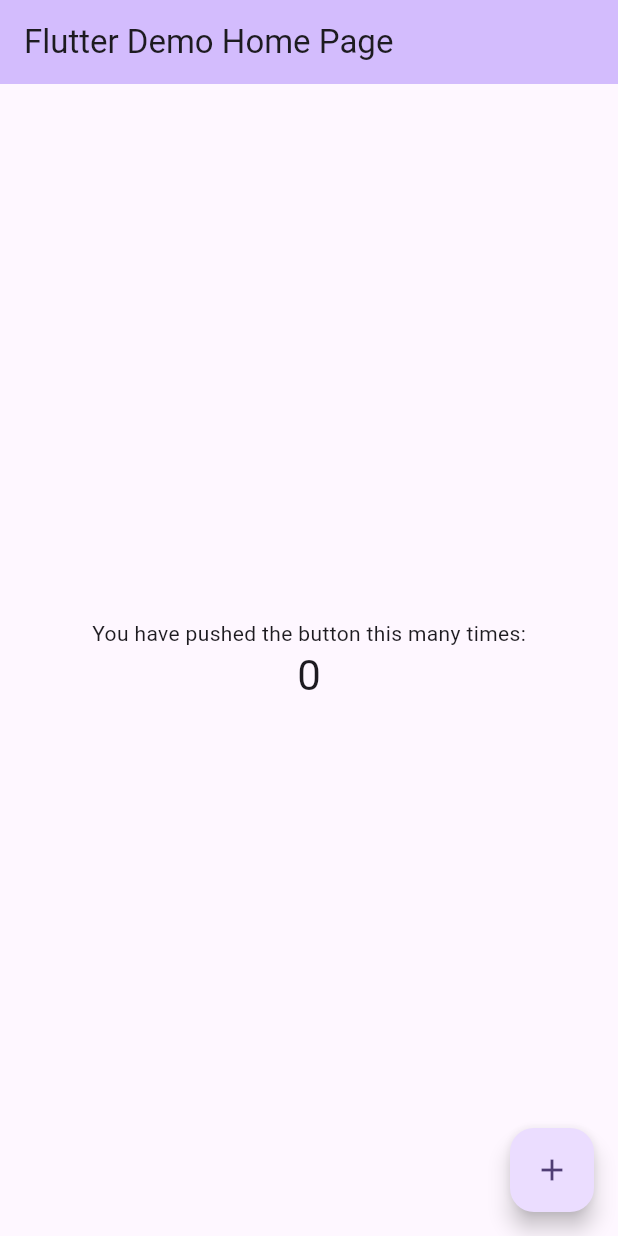
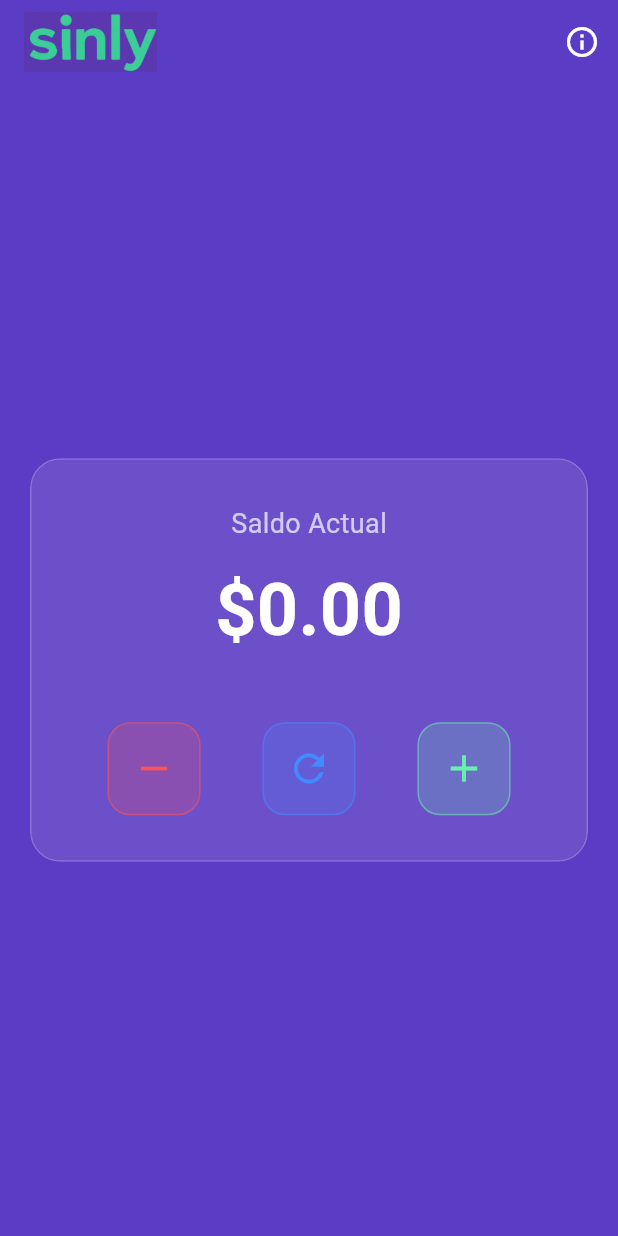
Before and after one commit to zambra18/Sinly, a Flutter app: the screen it shows after launch, on a phone screen of 412 x 824 dp. Run offline on Flutter 3.47's test engine with Material 3 defaults, Android fonts, the phone set to English and light mode, and no system bars.

Commit message:
feat: implementar diseño base de Sinly, gestor de saldo y rutas. Se eliminó el código por defecto de Flutter en main.dart, se configuró el tema principal con el color base (0xFF5B3CC4) y se agregó el sistema de navegación en app_routes.dart. Además, se creó HomeScreen con interfaz glassmorphism para el control del saldo (sumar, restar, reiniciar), se creó InfoScreen con los detalles y propósito de la aplicación, y se habilitó la carga de assets de imágenes en pubspec.yaml.

```diff
--- a/lib/main.dart
+++ b/lib/main.dart
@@ -1,4 +1,5 @@
 import 'package:flutter/material.dart';
+import 'routes/app_routes.dart';
 
 void main() {
   runApp(const MyApp());
@@ -7,116 +8,17 @@ void main() {
 class MyApp extends StatelessWidget {
   const MyApp({super.key});
 
-  // This widget is the root of your application.
   @override
   Widget build(BuildContext context) {
     return MaterialApp(
-      title: 'Flutter Demo',
+      title: 'Sinly',
       theme: ThemeData(
-        // This is the theme of your application.
-        //
-        // TRY THIS: Try running your application with "flutter run". You'll see
-        // the application has a purple toolbar. Then, without quitting the app,
-        // try changing the seedColor in the colorScheme below to Colors.green
-        // and then invoke "hot reload" (save your changes or press the "hot
-        // reload" button in a Flutter-supported IDE, or press "r" if you used
-        // the command line to start the app).
-        //
-        // Notice that the counter didn't reset back to zero; the application
-        // state is not lost during the reload. To reset the state, use hot
-        // restart instead.
-        //
-        // This works for code too, not just values: Most code changes can be
-        // tested with just a hot reload.
-        colorScheme: .fromSeed(seedColor: Colors.deepPurple),
+        colorScheme: ColorScheme.fromSeed(seedColor: const Color(0xFF5B3CC4)),
+        useMaterial3: true,
       ),
-      home: const MyHomePage(title: 'Flutter Demo Home Page'),
+      initialRoute: AppRoutes.home,
+      routes: AppRoutes.getRoutes(),
+      debugShowCheckedModeBanner: false,
     );
   }
 }
-
-class MyHomePage extends StatefulWidget {
-  const MyHomePage({super.key, required this.title});
-
-  // This widget is the home page of your application. It is stateful, meaning
-  // that it has a State object (defined below) that contains fields that affect
-  // how it looks.
-
-  // This class is the configuration for the state. It holds the values (in this
-  // case the title) provided by the parent (in this case the App widget) and
-  // used by the build method of the State. Fields in a Widget subclass are
-  // always marked "final".
-
-  final String title;
-
-  @override
-  State<MyHomePage> createState() => _MyHomePageState();
-}
-
-class _MyHomePageState extends State<MyHomePage> {
-  int _counter = 0;
-
-  void _incrementCounter() {
-    setState(() {
-      // This call to setState tells the Flutter framework that something has
-      // changed in this State, which causes it to rerun the build method below
-      // so that the display can reflect the updated values. If we changed
-      // _counter without calling setState(), then the build method would not be
-      // called again, and so nothing would appear to happen.
-      _counter++;
-    });
-  }
-
-  @override
-  Widget build(BuildContext context) {
-    // This method is rerun every time setState is called, for instance as done
-    // by the _incrementCounter method above.
-    //
-    // The Flutter framework has been optimized to make rerunning build methods
-    // fast, so that you can just rebuild anything that needs updating rather
-    // than having to individually change instances of widgets.
-    return Scaffold(
-      appBar: AppBar(
-        // TRY THIS: Try changing the color here to a specific color (to
-        // Colors.amber, perhaps?) and trigger a hot reload to see the AppBar
-        // change color while the other colors stay the same.
-        backgroundColor: Theme.of(context).colorScheme.inversePrimary,
-        // Here we take the value from the MyHomePage object that was created by
-        // the App.build method, and use it to set our appbar title.
-        title: Text(widget.title),
-      ),
-      body: Center(
-        // Center is a layout widget. It takes a single child and positions it
-        // in the middle of the parent.
-        child: Column(
-          // Column is also a layout widget. It takes a list of children and
-          // arranges them vertically. By default, it sizes itself to fit its
-          // children horizontally, and tries to be as tall as its parent.
-          //
-          // Column has various properties to control how it sizes itself and
-          // how it positions its children. Here we use mainAxisAlignment to
-          // center the children vertically; the main axis here is the vertical
-          // axis because Columns are vertical (the cross axis would be
-          // horizontal).
-          //
-          // TRY THIS: Invoke "debug painting" (choose the "Toggle Debug Paint"
-          // action in the IDE, or press "p" in the console), to see the
-          // wireframe for each widget.
-          mainAxisAlignment: .center,
-          children: [
-            const Text('You have pushed the button this many times:'),
-            Text(
-              '$_counter',
-              style: Theme.of(context).textTheme.headlineMedium,
-            ),
-          ],
-        ),
-      ),
-      floatingActionButton: FloatingActionButton(
-        onPressed: _incrementCounter,
-        tooltip: 'Increment',
-        child: const Icon(Icons.add),
-      ),
-    );
-  }
-}
--- /dev/null
+++ b/lib/routes/app_routes.dart
@@ -0,0 +1,15 @@
+import 'package:flutter/material.dart';
+import '../screens/home_screen.dart';
+import '../screens/info_screen.dart';
+
+class AppRoutes {
+  static const String home = '/';
+  static const String info = '/info';
+
+  static Map<String, WidgetBuilder> getRoutes() {
+    return {
+      home: (context) => const HomeScreen(),
+      info: (context) => const InfoScreen(),
+    };
+  }
+}
--- /dev/null
+++ b/lib/screens/home_screen.dart
@@ -0,0 +1,104 @@
+import 'package:flutter/material.dart';
+import 'dart:ui';
+
+class HomeScreen extends StatefulWidget {
+  const HomeScreen({super.key});
+
+  @override
+  State<HomeScreen> createState() => _HomeScreenState();
+}
+
+class _HomeScreenState extends State<HomeScreen> {
+  double currentBalance = 0.0;
+
+  void _add(double amount) {
+    setState(() {
+      currentBalance += amount;
+    });
+  }
+
+  void _subtract(double amount) {
+    setState(() {
+      currentBalance -= amount;
+    });
+  }
+
+  void _reset() {
+    setState(() {
+      currentBalance = 0.0;
+    });
+  }
+
+  @override
+  Widget build(BuildContext context) {
+    return Scaffold(
+      backgroundColor: const Color(0xFF5B3CC4),
+      appBar: AppBar(
+        title: Image.asset('assets/images/SinlyLogo.png', height: 40),
+        backgroundColor: Colors.transparent,
+        elevation: 0,
+        actions: [
+          IconButton(
+            icon: const Icon(Icons.info_outline, color: Colors.white),
+            onPressed: () => Navigator.pushNamed(context, '/info'),
+          )
+        ],
+      ),
+      body: Center(
+        child: Padding(
+          padding: const EdgeInsets.all(20.0),
+          child: ClipRRect(
+            borderRadius: BorderRadius.circular(20),
+            child: BackdropFilter(
+              filter: ImageFilter.blur(sigmaX: 10, sigmaY: 10),
+              child: Container(
+                width: double.infinity,
+                padding: const EdgeInsets.all(30),
+                decoration: BoxDecoration(
+                  color: Colors.white.withOpacity(0.1),
+                  borderRadius: BorderRadius.circular(20),
+                  border: Border.all(color: Colors.white.withOpacity(0.2)),
+                ),
+                child: Column(
+                  mainAxisSize: MainAxisSize.min,
+                  children: [
+                    const Text('Saldo Actual', style: TextStyle(color: Colors.white70, fontSize: 18)),
+                    const SizedBox(height: 10),
+                    Text('\$${currentBalance.toStringAsFixed(2)}',
+                      style: const TextStyle(color: Colors.white, fontSize: 48, fontWeight: FontWeight.bold)
+                    ),
+                    const SizedBox(height: 40),
+                    Row(
+                      mainAxisAlignment: MainAxisAlignment.spaceAround,
+                      children: [
+                        _glassButton(icon: Icons.remove, color: Colors.redAccent, onPressed: () => _subtract(10.0)),
+                        _glassButton(icon: Icons.refresh, color: Colors.blueAccent, onPressed: _reset),
+                        _glassButton(icon: Icons.add, color: Colors.greenAccent, onPressed: () => _add(10.0)),
+                      ],
+                    )
+                  ],
+                ),
+              ),
+            ),
+          ),
+        ),
+      ),
+    );
+  }
+
+  Widget _glassButton({required IconData icon, required Color color, required VoidCallback onPressed}) {
+    return InkWell(
+      onTap: onPressed,
+      borderRadius: BorderRadius.circular(15),
+      child: Container(
+        padding: const EdgeInsets.all(15),
+        decoration: BoxDecoration(
+          color: color.withOpacity(0.2),
+          borderRadius: BorderRadius.circular(15),
+          border: Border.all(color: color.withOpacity(0.5)),
+        ),
+        child: Icon(icon, color: color, size: 30),
+      ),
+    );
+  }
+}
--- /dev/null
+++ b/lib/screens/info_screen.dart
@@ -0,0 +1,30 @@
+import 'package:flutter/material.dart';
+
+class InfoScreen extends StatelessWidget {
+  const InfoScreen({super.key});
+
+  @override
+  Widget build(BuildContext context) {
+    return Scaffold(
+      backgroundColor: const Color(0xFF5B3CC4),
+      appBar: AppBar(
+        title: const Text('Información', style: TextStyle(color: Colors.white)),
+        backgroundColor: Colors.transparent,
+        elevation: 0,
+        iconTheme: const IconThemeData(color: Colors.white),
+      ),
+      body: const Center(
+        child: Padding(
+          padding: EdgeInsets.all(20.0),
+          child: Text(
+            'Sinly es una aplicación de micro ahorro creado por Luis Zambrano '\
+            'para que ahorres y no te gastes todo el dinero, la verdad no me importa '
+            'solo quiero que lo uses para ganar con las comisiones.',
+            style: TextStyle(color: Colors.white70, fontSize: 18),
+            textAlign: TextAlign.center,
+          ),
+        ),
+      ),
+    );
+  }
+}
```
Also changed, not shown: pubspec.yaml (+4 -71 lines), assets/images/SinlyLogo.png (added), 1 other file.
